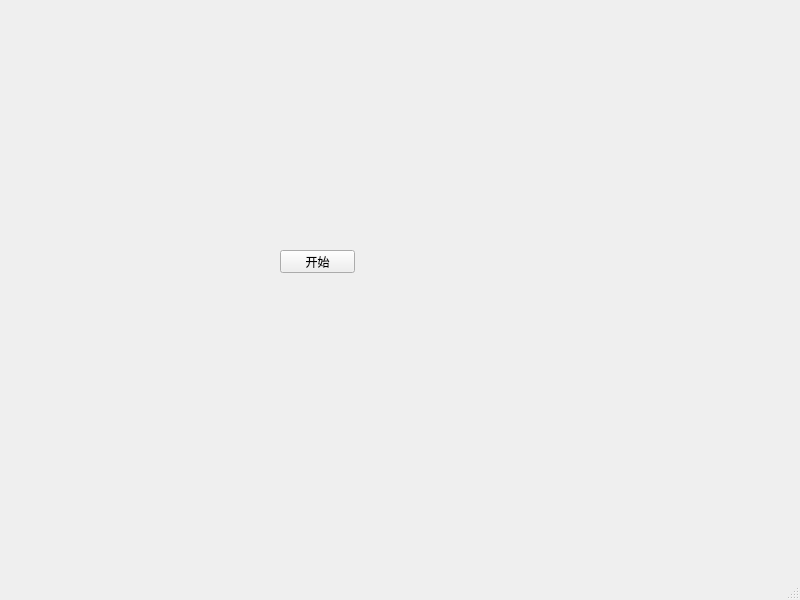
This is mainwindow.ui in gong1-1989/EvolutionCell as Qt 5 draws it before an edit. The edited form follows.
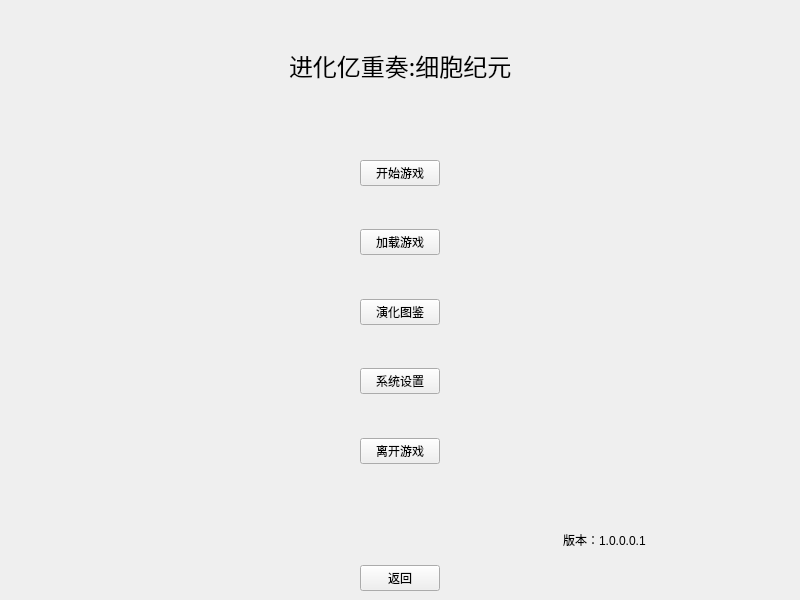
This is the edited form. The open tabs and pages were chosen to show the change. Custom widgets are drawn as their Qt base class.

What changed in the file:
```diff
--- a/mainwindow.ui
+++ b/mainwindow.ui
@@ -10,36 +10,495 @@
     <height>600</height>
    </rect>
   </property>
+  <property name="sizePolicy">
+   <sizepolicy hsizetype="Expanding" vsizetype="Expanding">
+    <horstretch>0</horstretch>
+    <verstretch>0</verstretch>
+   </sizepolicy>
+  </property>
   <property name="windowTitle">
    <string>MainWindow</string>
   </property>
   <widget class="QWidget" name="centralwidget">
-   <widget class="QPushButton" name="btn_start">
-    <property name="geometry">
-     <rect>
-      <x>280</x>
-      <y>250</y>
-      <width>75</width>
-      <height>23</height>
-     </rect>
-    </property>
-    <property name="text">
-     <string>开始</string>
-    </property>
-   </widget>
-  </widget>
-  <widget class="QMenuBar" name="menubar">
-   <property name="geometry">
-    <rect>
-     <x>0</x>
-     <y>0</y>
-     <width>800</width>
-     <height>21</height>
-    </rect>
+   <property name="sizePolicy">
+    <sizepolicy hsizetype="Expanding" vsizetype="Expanding">
+     <horstretch>0</horstretch>
+     <verstretch>0</verstretch>
+    </sizepolicy>
    </property>
+   <layout class="QVBoxLayout" name="verticalLayout_3">
+    <item>
+     <widget class="QStackedWidget" name="stackedWidget">
+      <property name="sizePolicy">
+       <sizepolicy hsizetype="Expanding" vsizetype="Expanding">
+        <horstretch>0</horstretch>
+        <verstretch>0</verstretch>
+       </sizepolicy>
+      </property>
+      <property name="currentIndex">
+       <number>5</number>
+      </property>
+      <widget class="QWidget" name="BookPage">
+       <property name="sizePolicy">
+        <sizepolicy hsizetype="Expanding" vsizetype="Expanding">
+         <horstretch>0</horstretch>
+         <verstretch>0</verstretch>
+        </sizepolicy>
+       </property>
+       <widget class="QLabel" name="label_3">
+        <property name="geometry">
+         <rect>
+          <x>310</x>
+          <y>40</y>
+          <width>53</width>
+          <height>15</height>
+         </rect>
+        </property>
+        <property name="text">
+         <string>演化图鉴</string>
+        </property>
+       </widget>
+      </widget>
+      <widget class="QWidget" name="SettingPage">
+       <property name="sizePolicy">
+        <sizepolicy hsizetype="Expanding" vsizetype="Expanding">
+         <horstretch>0</horstretch>
+         <verstretch>0</verstretch>
+        </sizepolicy>
+       </property>
+       <widget class="QGroupBox" name="groupBox">
+        <property name="geometry">
+         <rect>
+          <x>190</x>
+          <y>50</y>
+          <width>381</width>
+          <height>231</height>
+         </rect>
+        </property>
+        <property name="title">
+         <string>GroupBox</string>
+        </property>
+       </widget>
+      </widget>
+      <widget class="QWidget" name="LoadPage"/>
+      <widget class="QWidget" name="HomePage">
+       <property name="sizePolicy">
+        <sizepolicy hsizetype="Expanding" vsizetype="Expanding">
+         <horstretch>0</horstretch>
+         <verstretch>0</verstretch>
+        </sizepolicy>
+       </property>
+       <layout class="QVBoxLayout" name="verticalLayout_2">
+        <item>
+         <spacer name="verticalSpacer_6">
+          <property name="orientation">
+           <enum>Qt::Orientation::Vertical</enum>
+          </property>
+          <property name="sizeHint" stdset="0">
+           <size>
+            <width>20</width>
+            <height>40</height>
+           </size>
+          </property>
+         </spacer>
+        </item>
+        <item>
+         <layout class="QHBoxLayout" name="horizontalLayout_2">
+          <item>
+           <spacer name="horizontalSpacer_10">
+            <property name="orientation">
+             <enum>Qt::Orientation::Horizontal</enum>
+            </property>
+            <property name="sizeHint" stdset="0">
+             <size>
+              <width>40</width>
+              <height>20</height>
+             </size>
+            </property>
+           </spacer>
+          </item>
+          <item alignment="Qt::AlignmentFlag::AlignHCenter|Qt::AlignmentFlag::AlignVCenter">
+           <widget class="QLabel" name="label">
+            <property name="sizePolicy">
+             <sizepolicy hsizetype="Expanding" vsizetype="Expanding">
+              <horstretch>0</horstretch>
+              <verstretch>0</verstretch>
+             </sizepolicy>
+            </property>
+            <property name="font">
+             <font>
+              <family>微软雅黑</family>
+              <pointsize>18</pointsize>
+             </font>
+            </property>
+            <property name="text">
+             <string>进化亿重奏:细胞纪元</string>
+            </property>
+           </widget>
+          </item>
+          <item>
+           <spacer name="horizontalSpacer_8">
+            <property name="orientation">
+             <enum>Qt::Orientation::Horizontal</enum>
+            </property>
+            <property name="sizeHint" stdset="0">
+             <size>
+              <width>40</width>
+              <height>20</height>
+             </size>
+            </property>
+           </spacer>
+          </item>
+         </layout>
+        </item>
+        <item>
+         <spacer name="verticalSpacer_7">
+          <property name="orientation">
+           <enum>Qt::Orientation::Vertical</enum>
+          </property>
+          <property name="sizeHint" stdset="0">
+           <size>
+            <width>20</width>
+            <height>49</height>
+           </size>
+          </property>
+         </spacer>
+        </item>
+        <item>
+         <spacer name="verticalSpacer">
+          <property name="orientation">
+           <enum>Qt::Orientation::Vertical</enum>
+          </property>
+          <property name="sizeHint" stdset="0">
+           <size>
+            <width>20</width>
+            <height>40</height>
+           </size>
+          </property>
+         </spacer>
+        </item>
+        <item>
+         <layout class="QVBoxLayout" name="verticalLayout">
+          <item alignment="Qt::AlignmentFlag::AlignHCenter|Qt::AlignmentFlag::AlignVCenter">
+           <widget class="QPushButton" name="btnStartGame">
+            <property name="text">
+             <string>开始游戏</string>
+            </property>
+           </widget>
+          </item>
+          <item>
+           <spacer name="verticalSpacer_2">
+            <property name="orientation">
+             <enum>Qt::Orientation::Vertical</enum>
+            </property>
+            <property name="sizeHint" stdset="0">
+             <size>
+              <width>20</width>
+              <height>40</height>
+             </size>
+            </property>
+           </spacer>
+          </item>
+          <item alignment="Qt::AlignmentFlag::AlignHCenter|Qt::AlignmentFlag::AlignVCenter">
+           <widget class="QPushButton" name="btnLoadGame">
+            <property name="text">
+             <string>加载游戏</string>
+            </property>
+           </widget>
+          </item>
+          <item>
+           <spacer name="verticalSpacer_3">
+            <property name="orientation">
+             <enum>Qt::Orientation::Vertical</enum>
+            </property>
+            <property name="sizeHint" stdset="0">
+             <size>
+              <width>20</width>
+              <height>40</height>
+             </size>
+            </property>
+           </spacer>
+          </item>
+          <item alignment="Qt::AlignmentFlag::AlignHCenter|Qt::AlignmentFlag::AlignVCenter">
+           <widget class="QPushButton" name="btnBook">
+            <property name="sizePolicy">
+             <sizepolicy hsizetype="Expanding" vsizetype="Expanding">
+              <horstretch>0</horstretch>
+              <verstretch>0</verstretch>
+             </sizepolicy>
+            </property>
+            <property name="text">
+             <string>演化图鉴</string>
+            </property>
+           </widget>
+          </item>
+          <item>
+           <spacer name="verticalSpacer_4">
+            <property name="orientation">
+             <enum>Qt::Orientation::Vertical</enum>
+            </property>
+            <property name="sizeHint" stdset="0">
+             <size>
+              <width>20</width>
+              <height>40</height>
+             </size>
+            </property>
+           </spacer>
+          </item>
+          <item alignment="Qt::AlignmentFlag::AlignHCenter|Qt::AlignmentFlag::AlignVCenter">
+           <widget class="QPushButton" name="btnSetting">
+            <property name="sizePolicy">
+             <sizepolicy hsizetype="Expanding" vsizetype="Expanding">
+              <horstretch>0</horstretch>
+              <verstretch>0</verstretch>
+             </sizepolicy>
+            </property>
+            <property name="text">
+             <string>系统设置</string>
+            </property>
+           </widget>
+          </item>
+          <item>
+           <spacer name="verticalSpacer_9">
+            <property name="orientation">
+             <enum>Qt::Orientation::Vertical</enum>
+            </property>
+            <property name="sizeHint" stdset="0">
+             <size>
+              <width>20</width>
+              <height>40</height>
+             </size>
+            </property>
+           </spacer>
+          </item>
+          <item alignment="Qt::AlignmentFlag::AlignHCenter|Qt::AlignmentFlag::AlignVCenter">
+           <widget class="QPushButton" name="btnExit">
+            <property name="text">
+             <string>离开游戏</string>
+            </property>
+           </widget>
+          </item>
+         </layout>
+        </item>
+        <item>
+         <spacer name="verticalSpacer_8">
+          <property name="orientation">
+           <enum>Qt::Orientation::Vertical</enum>
+          </property>
+          <property name="sizeHint" stdset="0">
+           <size>
+            <width>20</width>
+            <height>40</height>
+           </size>
+          </property>
+         </spacer>
+        </item>
+        <item>
+         <spacer name="verticalSpacer_5">
+          <property name="orientation">
+           <enum>Qt::Orientation::Vertical</enum>
+          </property>
+          <property name="sizeHint" stdset="0">
+           <size>
+            <width>20</width>
+            <height>40</height>
+           </size>
+          </property>
+         </spacer>
+        </item>
+        <item>
+         <layout class="QHBoxLayout" name="horizontalLayout">
+          <item>
+           <spacer name="horizontalSpacer_5">
+            <property name="orientation">
+             <enum>Qt::Orientation::Horizontal</enum>
+            </property>
+            <property name="sizeHint" stdset="0">
+             <size>
+              <width>40</width>
+              <height>20</height>
+             </size>
+            </property>
+           </spacer>
+          </item>
+          <item>
+           <spacer name="horizontalSpacer_4">
+            <property name="orientation">
+             <enum>Qt::Orientation::Horizontal</enum>
+            </property>
+            <property name="sizeHint" stdset="0">
+             <size>
+              <width>40</width>
+              <height>20</height>
+             </size>
+            </property>
+           </spacer>
+          </item>
+          <item>
+           <spacer name="horizontalSpacer_3">
+            <property name="orientation">
+             <enum>Qt::Orientation::Horizontal</enum>
+            </property>
+            <property name="sizeHint" stdset="0">
+             <size>
+              <width>40</width>
+              <height>20</height>
+             </size>
+            </property>
+           </spacer>
+          </item>
+          <item>
+           <spacer name="horizontalSpacer">
+            <property name="orientation">
+             <enum>Qt::Orientation::Horizontal</enum>
+            </property>
+            <property name="sizeHint" stdset="0">
+             <size>
+              <width>40</width>
+              <height>20</height>
+             </size>
+            </property>
+           </spacer>
+          </item>
+          <item alignment="Qt::AlignmentFlag::AlignHCenter|Qt::AlignmentFlag::AlignVCenter">
+           <widget class="QLabel" name="label_2">
+            <property name="sizePolicy">
+             <sizepolicy hsizetype="Expanding" vsizetype="Expanding">
+              <horstretch>0</horstretch>
+              <verstretch>0</verstretch>
+             </sizepolicy>
+            </property>
+            <property name="text">
+             <string>版本：1.0.0.0.1</string>
+            </property>
+           </widget>
+          </item>
+          <item>
+           <spacer name="horizontalSpacer_2">
+            <property name="orientation">
+             <enum>Qt::Orientation::Horizontal</enum>
+            </property>
+            <property name="sizeHint" stdset="0">
+             <size>
+              <width>40</width>
+              <height>20</height>
+             </size>
+            </property>
+           </spacer>
+          </item>
+         </layout>
+        </item>
+       </layout>
+      </widget>
+      <widget class="QWidget" name="ModPage">
+       <property name="sizePolicy">
+        <sizepolicy hsizetype="Expanding" vsizetype="Expanding">
+         <horstretch>0</horstretch>
+         <verstretch>0</verstretch>
+        </sizepolicy>
+       </property>
+       <widget class="QPushButton" name="btnEvolveEndless">
+        <property name="geometry">
+         <rect>
+          <x>360</x>
+          <y>194</y>
+          <width>80</width>
+          <height>23</height>
+         </rect>
+        </property>
+        <property name="sizePolicy">
+         <sizepolicy hsizetype="Expanding" vsizetype="Expanding">
+          <horstretch>0</horstretch>
+          <verstretch>0</verstretch>
+         </sizepolicy>
+        </property>
+        <property name="text">
+         <string>无尽异变</string>
+        </property>
+       </widget>
+       <widget class="QPushButton" name="btnTrail">
+        <property name="geometry">
+         <rect>
+          <x>362</x>
+          <y>268</y>
+          <width>75</width>
+          <height>23</height>
+         </rect>
+        </property>
+        <property name="sizePolicy">
+         <sizepolicy hsizetype="Expanding" vsizetype="Expanding">
+          <horstretch>0</horstretch>
+          <verstretch>0</verstretch>
+         </sizepolicy>
+        </property>
+        <property name="text">
+         <string>流派试炼</string>
+        </property>
+       </widget>
+       <widget class="QPushButton" name="btnEvolveNormal">
+        <property name="geometry">
+         <rect>
+          <x>360</x>
+          <y>120</y>
+          <width>80</width>
+          <height>23</height>
+         </rect>
+        </property>
+        <property name="sizePolicy">
+         <sizepolicy hsizetype="Expanding" vsizetype="Expanding">
+          <horstretch>0</horstretch>
+          <verstretch>0</verstretch>
+         </sizepolicy>
+        </property>
+        <property name="text">
+         <string>纪元演化</string>
+        </property>
+       </widget>
+      </widget>
+      <widget class="QWidget" name="GamePage">
+       <widget class="GameCanvas" name="widgetCanvas" native="true">
+        <property name="geometry">
+         <rect>
+          <x>0</x>
+          <y>0</y>
+          <width>781</width>
+          <height>551</height>
+         </rect>
+        </property>
+        <property name="sizePolicy">
+         <sizepolicy hsizetype="Expanding" vsizetype="Expanding">
+          <horstretch>0</horstretch>
+          <verstretch>0</verstretch>
+         </sizepolicy>
+        </property>
+       </widget>
+      </widget>
+     </widget>
+    </item>
+    <item alignment="Qt::AlignmentFlag::AlignHCenter|Qt::AlignmentFlag::AlignVCenter">
+     <widget class="QPushButton" name="btnBackHome">
+      <property name="sizePolicy">
+       <sizepolicy hsizetype="Expanding" vsizetype="Expanding">
+        <horstretch>0</horstretch>
+        <verstretch>0</verstretch>
+       </sizepolicy>
+      </property>
+      <property name="text">
+       <string>返回</string>
+      </property>
+     </widget>
+    </item>
+   </layout>
   </widget>
-  <widget class="QStatusBar" name="statusbar"/>
  </widget>
+ <customwidgets>
+  <customwidget>
+   <class>GameCanvas</class>
+   <extends>QWidget</extends>
+   <header>Utils/gamecanvas.h</header>
+   <container>1</container>
+  </customwidget>
+ </customwidgets>
  <resources/>
  <connections/>
 </ui>
```
